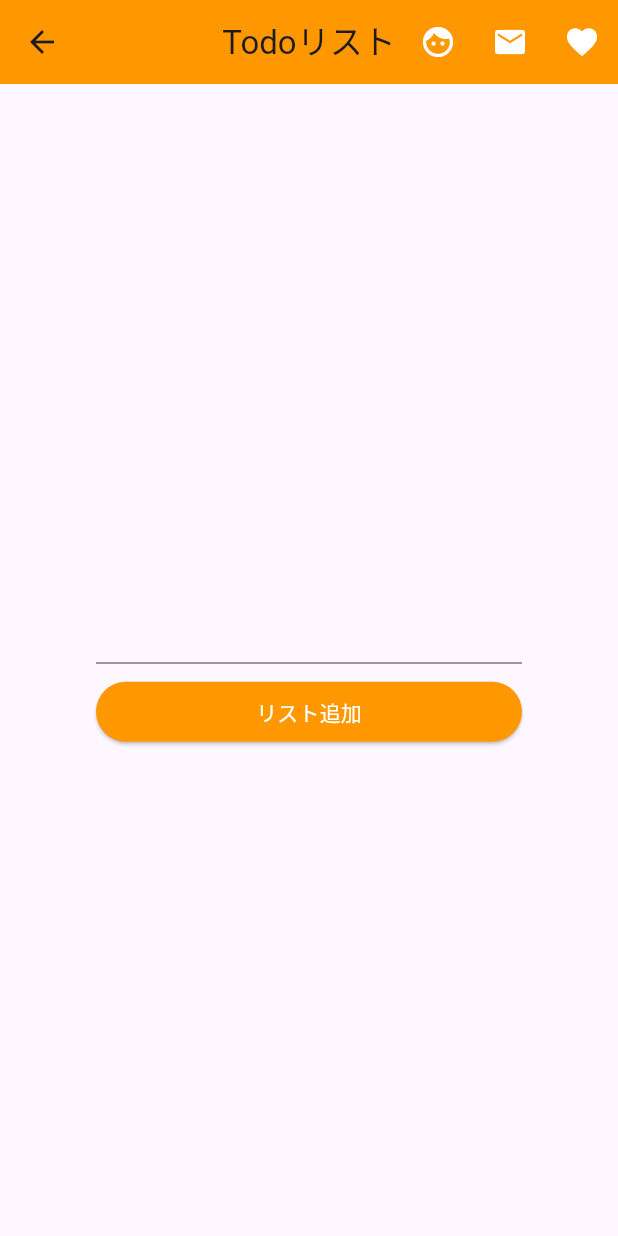
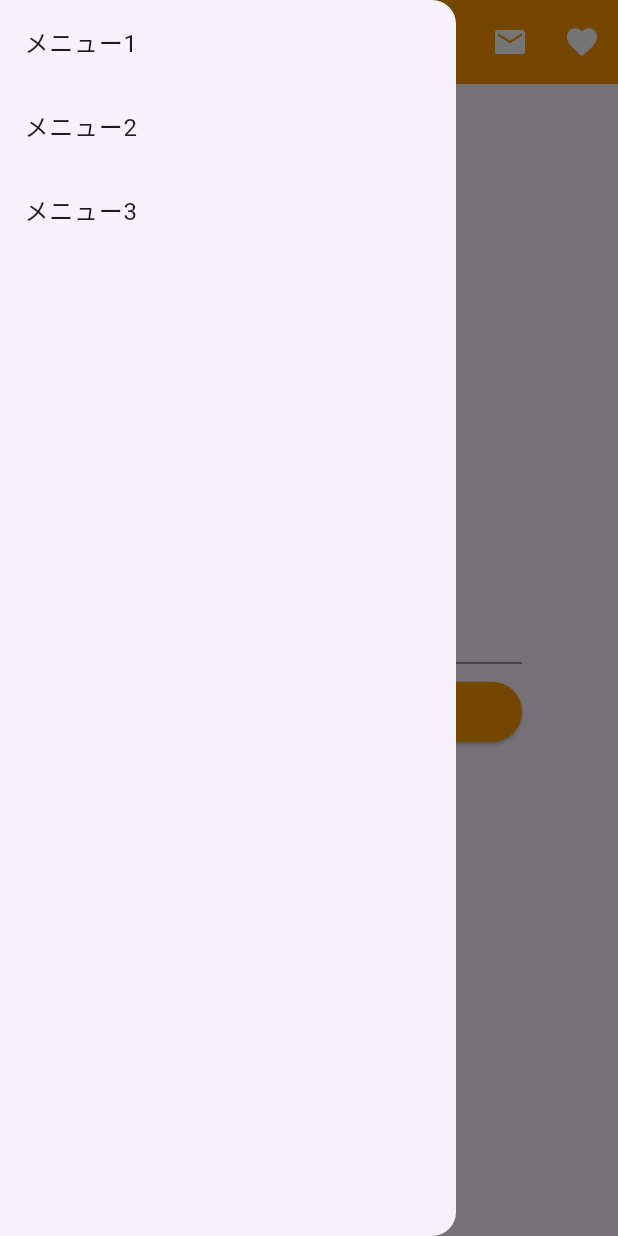
Before and after one commit to GOTOBUNNOHANAYOME/ToDoApp_flutter, a Flutter app: the TodoAddPage screen opened directly, with the side drawer open (before the commit the screen has no drawer), on a phone screen of 412 x 824 dp. Run offline on Flutter 3.47's test engine with Material 3 defaults, Android fonts, the phone set to English and light mode, and no system bars.

Commit message:
クラス分け

```diff
--- /dev/null
+++ b/lib/layouts/SideMenuBar.dart
@@ -0,0 +1,32 @@
+import 'package:flutter/material.dart';
+
+class SideMenuBar{
+
+  static Drawer getSideMenuBar(){
+    return Drawer(
+        child: ListView(
+          children: [
+            ListTile(
+              title: const Text('メニュー1'),
+              onTap: () {
+
+              },
+            ),
+            ListTile(
+              title: const Text('メニュー2'),
+              onTap: () {
+
+              },
+            ),
+            ListTile(
+              title: const Text('メニュー3'),
+              onTap: () {
+
+              },
+            )
+          ],
+        ),
+      );
+  }
+
+}
--- /dev/null
+++ b/lib/layouts/TodoAppBar.dart
@@ -0,0 +1,26 @@
+import 'package:flutter/material.dart';
+
+class TodoAppBar{
+
+  static AppBar getAppBar(){
+    return AppBar(
+        title: const Text('Todoリスト'),
+        backgroundColor: Colors.orange,
+        centerTitle: true,
+        actions: <Widget>[
+            IconButton(
+              icon: Icon(Icons.face, color: Colors.white,),
+              onPressed: () {},
+            ),
+            IconButton(
+              icon: Icon(Icons.email, color: Colors.white,),
+              onPressed: () {},
+            ),
+            IconButton(
+              icon: Icon(Icons.favorite, color: Colors.white,),
+              onPressed: () {},
+            ),
+          ],
+    );
+  }
+}
--- a/lib/main.dart
+++ b/lib/main.dart
@@ -1,4 +1,8 @@
 import 'package:flutter/material.dart';
+import 'package:pracriver/layouts/SideMenuBar.dart';
+import 'package:pracriver/pages/TodoAddPage.dart';
+import 'package:pracriver/layouts/TodoAppBar.dart';
+import 'package:pracriver/pages/TodoListPage.dart';
 
 void main() {
   runApp(const ToolApp());
@@ -18,174 +22,3 @@ class ToolApp extends StatelessWidget {
     );
   }
 }
-
-class TodoListPage extends StatefulWidget {
-  const TodoListPage({super.key});
-
-  @override
-  State<TodoListPage> createState() => _TodoListPageState();
-}
-
-class _TodoListPageState extends State<TodoListPage> {
-
-  List<String> todoList = [];
-  List<bool> isEnableList = [];
-
-  @override
-  Widget build(BuildContext context) {
-    return Scaffold(
-      appBar: AppBar(
-        title: const Text('Todoリスト'),
-        backgroundColor: Colors.orange,
-        centerTitle: true,
-        actions: <Widget>[
-            IconButton(
-              icon: Icon(Icons.face, color: Colors.white,),
-              onPressed: () {},
-            ),
-            IconButton(
-              icon: Icon(Icons.email, color: Colors.white,),
-              onPressed: () {},
-            ),
-            IconButton(
-              icon: Icon(Icons.favorite, color: Colors.white,),
-              onPressed: () {},
-            ),
-          ],
-      ),
-      drawer: Drawer(
-        child: ListView(
-          children: [
-            ListTile(
-              title: const Text('メニュー1'),
-              onTap: () {
-
-              },
-            ),
-            ListTile(
-              title: const Text('メニュー2'),
-              onTap: () {
-
-              },
-            ),
-            ListTile(
-              title: const Text('メニュー3'),
-              onTap: () {
-
-              },
-            )
-          ],
-        ),
-      ),
-      body: Center(
-        child: ListView.builder(
-          itemCount: todoList.length,
-          itemBuilder: (context, index) {
-            return Visibility(
-              visible: isEnableList[index],
-              child: Card(
-                child: ListTile(
-                  title: Text(todoList[index]),
-                  onTap: (){
-                    setState(() {
-                      isEnableList[index] = false;
-                    });
-                  },
-                ),
-              )
-            );
-          },
-        )
-      ),
-      floatingActionButton: FloatingActionButton(
-        onPressed: () async {
-          //ルーティング処理になってる
-          final newListText = await Navigator.of(context).push(
-            MaterialPageRoute(builder: (context) {
-              // class(ページ)を返す
-              return TodoAddPage();
-            }),
-          );
-
-          // キャンセルした場合は newListText が null となるので注意
-          if (newListText != null) {
-
-            setState(() {
-              isEnableList.add(true);
-              todoList.add(newListText);
-            });
-          }
-        },
-        child: Icon(Icons.add),
-      ),
-    );
-  }
-}
-
-
-
-class TodoAddPage extends StatefulWidget {
-  const TodoAddPage({super.key});
-
-  @override
-  State<TodoAddPage> createState() => _TodoAddPageState();
-}
-
-class _TodoAddPageState extends State<TodoAddPage> {
-
-  String _text = '';
-  @override
-  Widget build(BuildContext context) {
-    return Scaffold(
-      appBar: AppBar(
-        title: Text('Todoリスト'),
-        centerTitle: true,
-        backgroundColor: Colors.orange,
-        actions: <Widget>[
-          IconButton(
-            onPressed: (){},
-            icon: Icon(Icons.face, color: Colors.white,)
-          ),
-          IconButton(
-            onPressed: (){},
-            icon: Icon(Icons.mail, color: Colors.white,)
-          ),
-          IconButton(
-            onPressed: (){},
-            icon: Icon(Icons.favorite, color: Colors.white)
-          )
-        ],
-      ),
-      body: Container(
-        padding: EdgeInsets.all(64),
-        child: Column(
-          mainAxisAlignment: MainAxisAlignment.center,
-          children: <Widget>[
-            Text(_text, style: TextStyle(color: Colors.orange),),
-            TextField(
-              onChanged: (value) {
-                setState(() {
-                  _text = value;
-                });
-              },
-            ),
-            const SizedBox(height: 8,),
-            Container(
-              width: double.infinity,
-              child: ElevatedButton(
-                style: ElevatedButton.styleFrom(
-                  backgroundColor: Colors.orange
-                ),
-                onPressed: (){
-                  Navigator.of(context).pop(_text);
-                },
-                child: Text('リスト追加', style: TextStyle(color: Colors.white),),
-              )
-            ),
-            const SizedBox(height: 8,),
-          ],
-        ),
-      )
-    );
-  }
-}
--- /dev/null
+++ b/lib/pages/TodoAddPage.dart
@@ -0,0 +1,52 @@
+import 'package:flutter/material.dart';
+import 'package:pracriver/layouts/SideMenuBar.dart';
+import 'package:pracriver/layouts/TodoAppBar.dart';
+
+class TodoAddPage extends StatefulWidget {
+  const TodoAddPage({super.key});
+
+  @override
+  State<TodoAddPage> createState() => _TodoAddPageState();
+}
+
+class _TodoAddPageState extends State<TodoAddPage> {
+
+  String _text = '';
+  @override
+  Widget build(BuildContext context) {
+    return Scaffold(
+      appBar: TodoAppBar.getAppBar(),
+      drawer: SideMenuBar.getSideMenuBar(),
+      body: Container(
+        padding: EdgeInsets.all(64),
+        child: Column(
+          mainAxisAlignment: MainAxisAlignment.center,
+          children: <Widget>[
+            Text(_text, style: TextStyle(color: Colors.orange),),
+            TextField(
+              onChanged: (value) {
+                setState(() {
+                  _text = value;
+                });
+              },
+            ),
+            const SizedBox(height: 8,),
+            Container(
+              width: double.infinity,
+              child: ElevatedButton(
+                style: ElevatedButton.styleFrom(
+                  backgroundColor: Colors.orange
+                ),
+                onPressed: (){
+                  Navigator.of(context).pop(_text);
+                },
+                child: Text('リスト追加', style: TextStyle(color: Colors.white),),
+              )
+            ),
+            const SizedBox(height: 8,),
+          ],
+        ),
+      )
+    );
+  }
+}
```
Also changed, not shown: lib/pages/TodoListPage.dart (added, +66 -0 lines).
